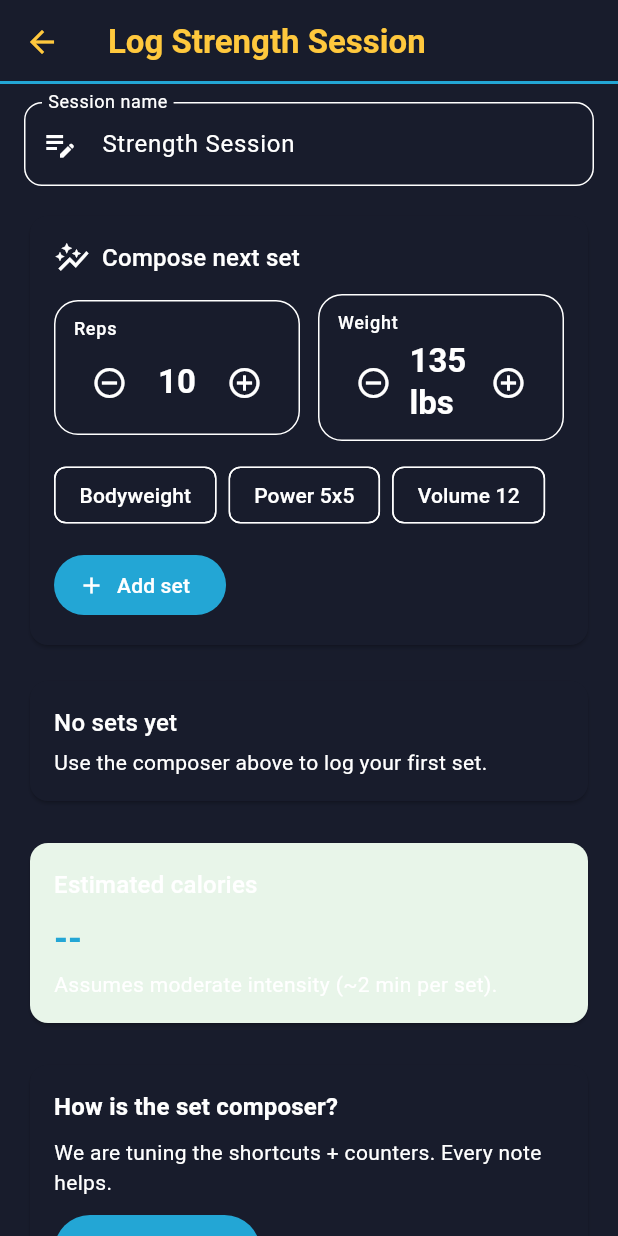
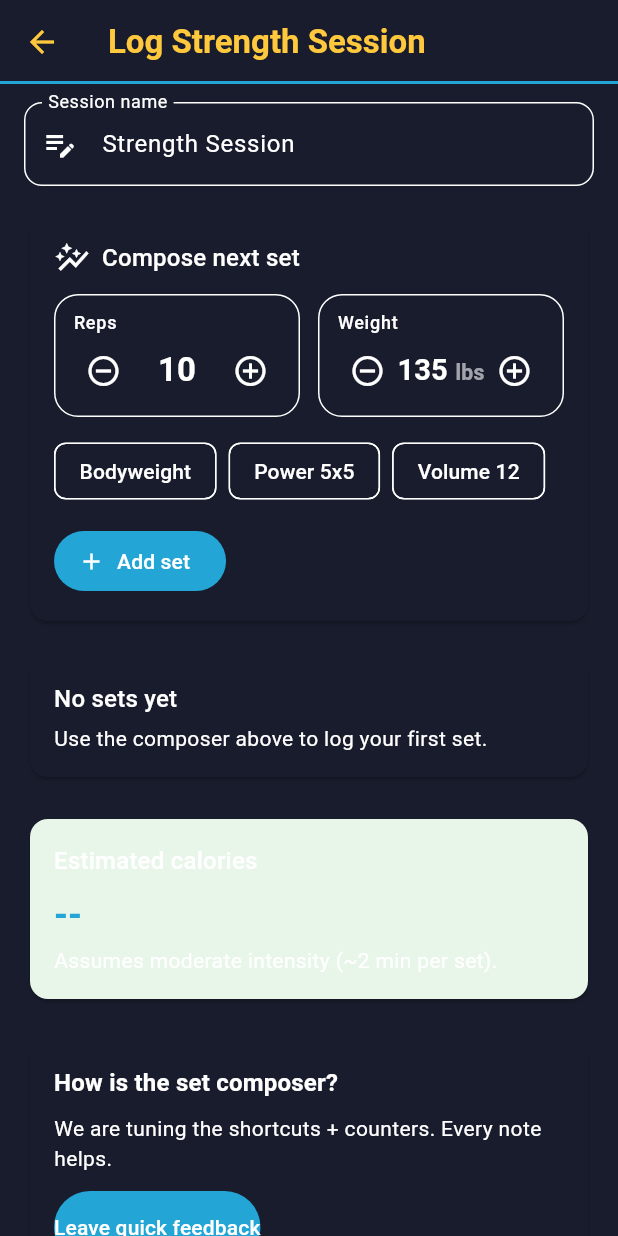
Before and after one commit to NoahBlodgett/CMIYC_SE305, a Flutter app: the StrengthLogPage screen opened by its route, on a phone screen of 412 x 824 dp. Run offline on Flutter 3.47's test engine with Material 3 defaults, Android fonts, the light colour scheme and no system bars; our stand-ins replace cloud_firestore, cloud_functions, firebase_auth, firebase_core, image_picker, permission_handler and 2 more; missing offline and left inert: firebase_app_check; accounts and stored records are empty.

```diff
--- a/frontend/cache_me_if_you_can/lib/features/workouts/presentation/pages/strength_log_page.dart
+++ b/frontend/cache_me_if_you_can/lib/features/workouts/presentation/pages/strength_log_page.dart
@@ -276,8 +276,9 @@ class _StrengthLogPageState extends State<StrengthLogPage> {
                         child: _CounterTile(
                           label: _pendingBodyweight ? 'Bodyweight' : 'Weight',
                           value: _pendingBodyweight
-                              ? '—'
-                              : '$_pendingWeightLbs lbs',
+                              ? 'Body only'
+                              : _pendingWeightLbs.toString(),
+                          suffix: _pendingBodyweight ? null : 'lbs',
                           onIncrement: () => _adjustWeight(5),
                           onDecrement: () => _adjustWeight(-5),
                         ),
@@ -436,12 +437,14 @@ class _StrengthLogPageState extends State<StrengthLogPage> {
 class _CounterTile extends StatelessWidget {
   final String label;
   final String value;
+  final String? suffix;
   final VoidCallback onIncrement;
   final VoidCallback onDecrement;
 
   const _CounterTile({
     required this.label,
     required this.value,
+    this.suffix,
     required this.onIncrement,
     required this.onDecrement,
   });
@@ -449,6 +452,15 @@ class _CounterTile extends StatelessWidget {
   @override
   Widget build(BuildContext context) {
     final theme = Theme.of(context);
+    final buttonStyle = IconButton.styleFrom(
+      shape: const CircleBorder(),
+      padding: const EdgeInsets.all(8),
+      visualDensity: VisualDensity.compact,
+    );
+    final valueStyle = theme.textTheme.titleLarge?.copyWith(
+          fontWeight: FontWeight.w700,
+        ) ??
+        const TextStyle(fontSize: 22, fontWeight: FontWeight.w700);
     return Container(
       decoration: BoxDecoration(
         borderRadius: BorderRadius.circular(16),
@@ -465,20 +477,43 @@ class _CounterTile extends StatelessWidget {
               IconButton(
                 onPressed: onDecrement,
                 icon: const Icon(Icons.remove_circle_outline),
+                style: buttonStyle,
               ),
               Expanded(
-                child: Center(
-                  child: Text(
-                    value,
-                    style: theme.textTheme.titleLarge?.copyWith(
-                      fontWeight: FontWeight.w700,
-                    ),
-                  ),
+                child: FittedBox(
+                  fit: BoxFit.scaleDown,
+                  child: suffix == null
+                      ? Text(
+                          value,
+                          style: valueStyle,
+                          maxLines: 1,
+                          softWrap: false,
+                        )
+                      : RichText(
+                          text: TextSpan(
+                            style: valueStyle,
+                            children: [
+                              TextSpan(text: value),
+                              const WidgetSpan(
+                                child: SizedBox(width: 6),
+                                alignment: PlaceholderAlignment.middle,
+                              ),
+                              TextSpan(
+                                text: suffix,
+                                style: theme.textTheme.titleMedium?.copyWith(
+                                  color: theme.hintColor,
+                                  fontWeight: FontWeight.w600,
+                                ),
+                              ),
+                            ],
+                          ),
+                        ),
                 ),
               ),
               IconButton(
                 onPressed: onIncrement,
                 icon: const Icon(Icons.add_circle_outline),
+                style: buttonStyle,
               ),
             ],
           ),
```
Also changed, not shown: frontend/cache_me_if_you_can/lib/features/workouts/data/services/workout_api_service.dart (+25 -6 lines), frontend/cache_me_if_you_can/lib/features/workouts/presentation/pages/timed_log_page.dart (+102 -19 lines), 1 other file.
